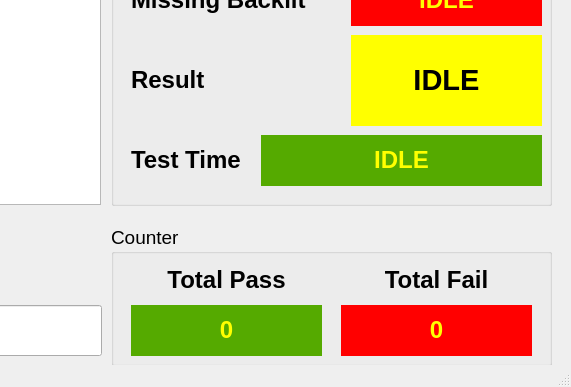
Before: the Qt Designer form UI/AOIWindow.ui in ekorudiawan/AOI-Keycaps-Misplacement, drawn with Qt 5; both pictures show x 719 to 1290 and y 525 to 912 of the 1290 by 912 pixel window.
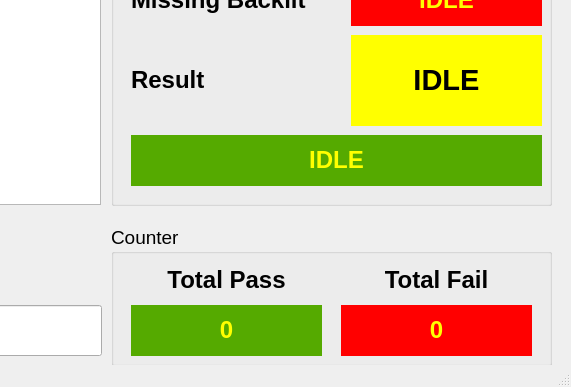
After: the same form once the commit is applied. Icons and pictures are not drawn.

```diff
--- a/UI/AOIWindow.ui
+++ b/UI/AOIWindow.ui
@@ -418,9 +418,9 @@
     <widget class="QLabel" name="labelTestTime">
      <property name="geometry">
       <rect>
-       <x>150</x>
+       <x>20</x>
        <y>270</y>
-       <width>281</width>
+       <width>411</width>
        <height>51</height>
       </rect>
      </property>
@@ -499,24 +499,6 @@
       <string>&lt;html&gt;&lt;head/&gt;&lt;body&gt;&lt;p&gt;&lt;span style=&quot; font-weight:600;&quot;&gt;Result&lt;/span&gt;&lt;/p&gt;&lt;/body&gt;&lt;/html&gt;</string>
      </property>
     </widget>
-    <widget class="QLabel" name="labelTestTimeInfo">
-     <property name="geometry">
-      <rect>
-       <x>20</x>
-       <y>270</y>
-       <width>121</width>
-       <height>51</height>
-      </rect>
-     </property>
-     <property name="font">
-      <font>
-       <pointsize>18</pointsize>
-      </font>
-     </property>
-     <property name="text">
-      <string>&lt;html&gt;&lt;head/&gt;&lt;body&gt;&lt;p&gt;&lt;span style=&quot; font-size:18pt; font-weight:600;&quot;&gt;Test Time&lt;/span&gt;&lt;/p&gt;&lt;/body&gt;&lt;/html&gt;</string>
-     </property>
-    </widget>
    </widget>
   </widget>
   <widget class="QStatusBar" name="statusbar"/>
```
